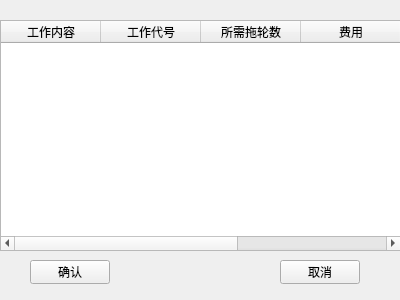
Qt form costeditingprompt.ui (KKszkad/TugBillingSystem) before a commit.
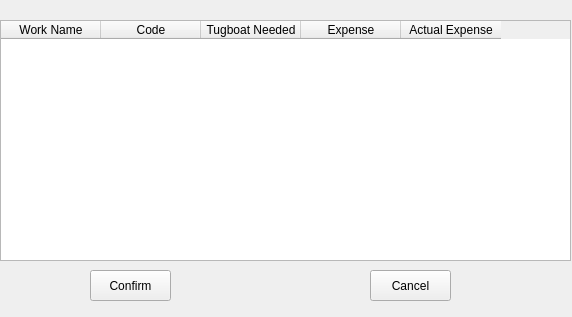
The same form after that commit.

```diff
--- a/costeditingprompt.ui
+++ b/costeditingprompt.ui
@@ -6,8 +6,8 @@
    <rect>
     <x>0</x>
     <y>0</y>
-    <width>400</width>
-    <height>300</height>
+    <width>572</width>
+    <height>317</height>
    </rect>
   </property>
   <property name="windowTitle">
@@ -18,60 +18,60 @@
     <rect>
      <x>0</x>
      <y>20</y>
-     <width>401</width>
-     <height>231</height>
+     <width>571</width>
+     <height>241</height>
     </rect>
    </property>
    <column>
     <property name="text">
-     <string>工作内容</string>
+     <string>Work Name</string>
     </property>
    </column>
    <column>
     <property name="text">
-     <string>工作代号</string>
+     <string>Code</string>
     </property>
    </column>
    <column>
     <property name="text">
-     <string>所需拖轮数</string>
+     <string>Tugboat Needed</string>
     </property>
    </column>
    <column>
     <property name="text">
-     <string>费用</string>
+     <string>Expense</string>
     </property>
    </column>
    <column>
     <property name="text">
-     <string>实际费用</string>
+     <string>Actual Expense</string>
     </property>
    </column>
   </widget>
   <widget class="QPushButton" name="confirm">
    <property name="geometry">
     <rect>
-     <x>30</x>
-     <y>260</y>
-     <width>80</width>
-     <height>24</height>
+     <x>90</x>
+     <y>270</y>
+     <width>81</width>
+     <height>31</height>
     </rect>
    </property>
    <property name="text">
-    <string>确认</string>
+    <string>Confirm</string>
    </property>
   </widget>
   <widget class="QPushButton" name="cancel">
    <property name="geometry">
     <rect>
-     <x>280</x>
-     <y>260</y>
-     <width>80</width>
-     <height>24</height>
+     <x>370</x>
+     <y>270</y>
+     <width>81</width>
+     <height>31</height>
     </rect>
    </property>
    <property name="text">
-    <string>取消</string>
+    <string>Cancel</string>
    </property>
   </widget>
  </widget>
```
